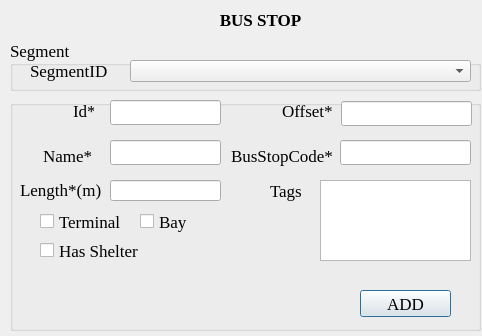
Old version of the form ui_busstop.ui in the repository chaitanyamalaviya/Trafficera.
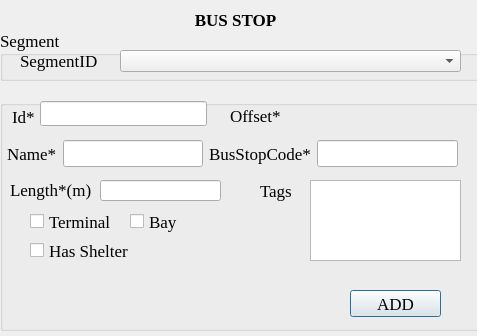
New version of the form.

```diff
--- a/ui_busstop.ui
+++ b/ui_busstop.ui
@@ -9,7 +9,7 @@
    <rect>
     <x>0</x>
     <y>0</y>
-    <width>482</width>
+    <width>477</width>
     <height>336</height>
    </rect>
   </property>
@@ -40,9 +40,9 @@
   <widget class="QGroupBox" name="SegmentGroupBox">
    <property name="geometry">
     <rect>
-     <x>10</x>
-     <y>40</y>
-     <width>471</width>
+     <x>0</x>
+     <y>30</y>
+     <width>481</width>
      <height>51</height>
     </rect>
    </property>
@@ -82,9 +82,9 @@
   <widget class="QLabel" name="titleLabel">
    <property name="geometry">
     <rect>
-     <x>60</x>
+     <x>10</x>
      <y>10</y>
-     <width>401</width>
+     <width>451</width>
      <height>20</height>
     </rect>
    </property>
@@ -106,9 +106,9 @@
   <widget class="QGroupBox" name="attributeGroup">
    <property name="geometry">
     <rect>
-     <x>10</x>
+     <x>0</x>
      <y>100</y>
-     <width>471</width>
+     <width>481</width>
      <height>231</height>
     </rect>
    </property>
@@ -171,7 +171,7 @@
      <rect>
       <x>100</x>
       <y>80</y>
-      <width>111</width>
+      <width>121</width>
       <height>21</height>
      </rect>
     </property>
@@ -249,83 +249,13 @@
      <string>ADD</string>
     </property>
    </widget>
-   <widget class="QLabel" name="busCapacityLabel">
-    <property name="geometry">
-     <rect>
-      <x>33</x>
-      <y>40</y>
-      <width>61</width>
-      <height>31</height>
-     </rect>
-    </property>
-    <property name="font">
-     <font>
-      <family>Times New Roman</family>
-      <pointsize>13</pointsize>
-     </font>
-    </property>
-    <property name="text">
-     <string>Name*</string>
-    </property>
-   </widget>
-   <widget class="QLineEdit" name="name">
-    <property name="geometry">
-     <rect>
-      <x>100</x>
-      <y>40</y>
-      <width>111</width>
-      <height>25</height>
-     </rect>
-    </property>
-    <property name="font">
-     <font>
-      <family>Times New Roman</family>
-      <pointsize>13</pointsize>
-     </font>
-    </property>
-   </widget>
-   <widget class="QLabel" name="busstopNoLabel">
-    <property name="geometry">
-     <rect>
-      <x>221</x>
-      <y>40</y>
-      <width>111</width>
-      <height>31</height>
-     </rect>
-    </property>
-    <property name="font">
-     <font>
-      <family>Times New Roman</family>
-      <pointsize>13</pointsize>
-     </font>
-    </property>
-    <property name="text">
-     <string>BusStopCode*</string>
-    </property>
-   </widget>
-   <widget class="QLineEdit" name="busstopCode">
-    <property name="geometry">
-     <rect>
-      <x>330</x>
-      <y>40</y>
-      <width>131</width>
-      <height>25</height>
-     </rect>
-    </property>
-    <property name="font">
-     <font>
-      <family>Times New Roman</family>
-      <pointsize>13</pointsize>
-     </font>
-    </property>
-   </widget>
    <widget class="QLabel" name="idLabel">
     <property name="geometry">
      <rect>
-      <x>63</x>
+      <x>12</x>
       <y>1</y>
-      <width>21</width>
-      <height>20</height>
+      <width>22</width>
+      <height>31</height>
      </rect>
     </property>
     <property name="font">
@@ -341,9 +271,9 @@
    <widget class="QLineEdit" name="id">
     <property name="geometry">
      <rect>
-      <x>100</x>
-      <y>0</y>
-      <width>111</width>
+      <x>40</x>
+      <y>1</y>
+      <width>167</width>
       <height>25</height>
      </rect>
     </property>
@@ -357,10 +287,10 @@
    <widget class="QLabel" name="OffsetLabel">
     <property name="geometry">
      <rect>
-      <x>272</x>
-      <y>1</y>
-      <width>51</width>
-      <height>20</height>
+      <x>230</x>
+      <y>0</y>
+      <width>53</width>
+      <height>31</height>
      </rect>
     </property>
     <property name="font">
@@ -373,45 +303,77 @@
      <string>Offset*</string>
     </property>
    </widget>
-   <widget class="QLineEdit" name="offset">
+   <widget class="QLabel" name="offset">
     <property name="geometry">
      <rect>
-      <x>331</x>
+      <x>324</x>
       <y>1</y>
       <width>131</width>
-      <height>25</height>
+      <height>20</height>
      </rect>
     </property>
-    <property name="font">
-     <font>
-      <family>Times New Roman</family>
-      <pointsize>13</pointsize>
-     </font>
+    <property name="text">
+     <string/>
     </property>
    </widget>
-  </widget>
-  <widget class="QLabel" name="errorMessage">
-   <property name="geometry">
-    <rect>
-     <x>10</x>
-     <y>60</y>
-     <width>16</width>
-     <height>20</height>
-    </rect>
-   </property>
-   <property name="font">
-    <font>
-     <family>Times New Roman</family>
-     <pointsize>13</pointsize>
-     <italic>true</italic>
-    </font>
-   </property>
-   <property name="styleSheet">
-    <string notr="true">color: rgb(255, 20, 27)</string>
-   </property>
-   <property name="text">
-    <string/>
-   </property>
+   <widget class="QWidget" name="">
+    <property name="geometry">
+     <rect>
+      <x>7</x>
+      <y>40</y>
+      <width>451</width>
+      <height>27</height>
+     </rect>
+    </property>
+    <layout class="QHBoxLayout" name="horizontalLayout_2">
+     <item>
+      <widget class="QLabel" name="busCapacityLabel">
+       <property name="font">
+        <font>
+         <family>Times New Roman</family>
+         <pointsize>13</pointsize>
+        </font>
+       </property>
+       <property name="text">
+        <string>Name*</string>
+       </property>
+      </widget>
+     </item>
+     <item>
+      <widget class="QLineEdit" name="name">
+       <property name="font">
+        <font>
+         <family>Times New Roman</family>
+         <pointsize>13</pointsize>
+        </font>
+       </property>
+      </widget>
+     </item>
+     <item>
+      <widget class="QLabel" name="busstopNoLabel">
+       <property name="font">
+        <font>
+         <family>Times New Roman</family>
+         <pointsize>13</pointsize>
+        </font>
+       </property>
+       <property name="text">
+        <string>BusStopCode*</string>
+       </property>
+      </widget>
+     </item>
+     <item>
+      <widget class="QLineEdit" name="busstopCode">
+       <property name="font">
+        <font>
+         <family>Times New Roman</family>
+         <pointsize>13</pointsize>
+        </font>
+       </property>
+      </widget>
+     </item>
+    </layout>
+   </widget>
   </widget>
  </widget>
  <resources/>
```
